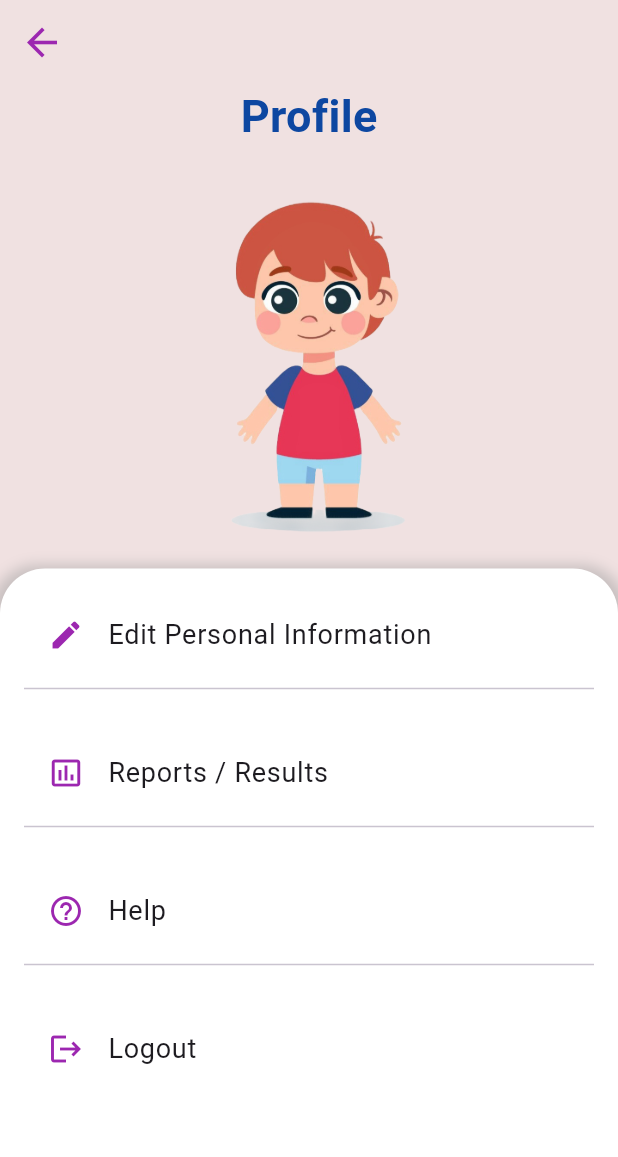
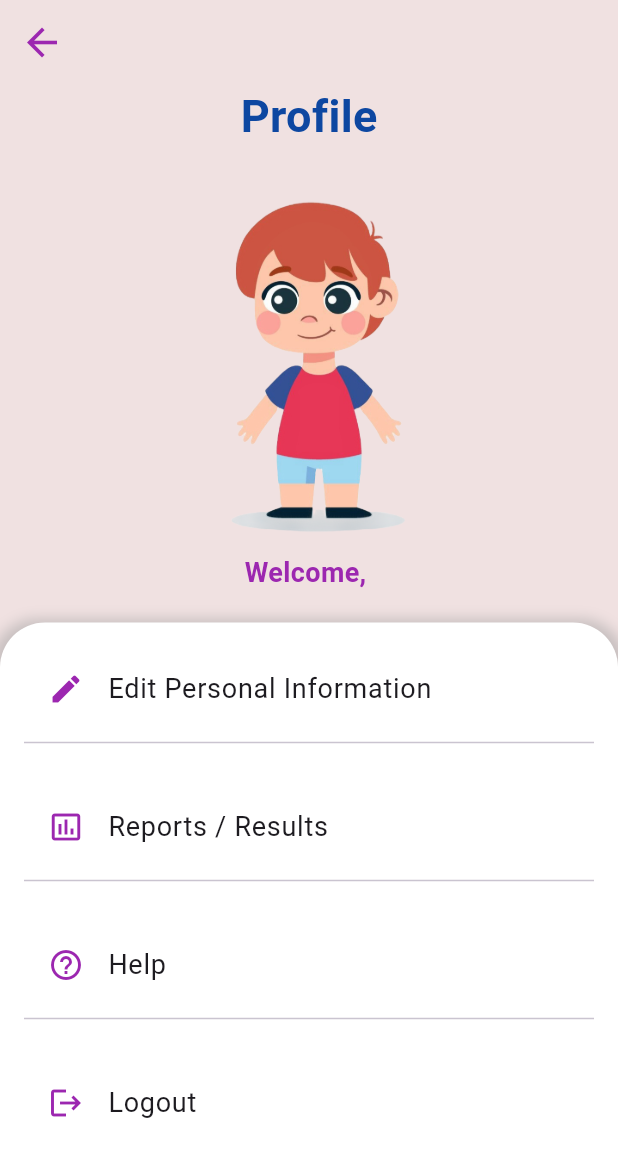
Before and after one commit to MinahilNaseer/DREAM, a Flutter app: the ProfilePage screen opened by its route, on a phone screen of 412 x 824 dp. Shown: the top 1157 px of the screen. Run offline on Flutter 3.47's test engine with Material 3 defaults, Android fonts, the phone set to English and light mode, and no system bars; our stand-ins replace cloud_firestore, firebase_auth, firebase_core; accounts and stored records are empty.

Commit message:
Change of Profile based on gender

```diff
--- a/lib/screens/profilepage.dart
+++ b/lib/screens/profilepage.dart
@@ -1,8 +1,52 @@
 import 'package:flutter/material.dart';
 import '../widgets/listwidgetprofile.dart';
 import 'package:firebase_auth/firebase_auth.dart';
-class ProfilePage extends StatelessWidget {
+import 'package:cloud_firestore/cloud_firestore.dart';
+
+class ProfilePage extends StatefulWidget {
   const ProfilePage({super.key});
+
+  @override
+  _ProfilePageState createState() => _ProfilePageState();
+}
+
+class _ProfilePageState extends State<ProfilePage> {
+  String _gender = 'Male'; // Default value
+  String _email = ''; // For storing user's email
+  bool _isLoading = true;
+
+  @override
+  void initState() {
+    super.initState();
+    _loadUserData();
+  }
+
+  Future<void> _loadUserData() async {
+    try {
+      // Fetch user data from Firestore
+      User? user = FirebaseAuth.instance.currentUser;
+      if (user != null) {
+        _email = user.email!.split('@')[0]; // Get user's email and remove the domain part
+
+        DocumentSnapshot<Map<String, dynamic>> userDoc = await FirebaseFirestore.instance
+            .collection('users') // Replace with your actual collection
+            .doc(user.uid) // Assuming user's UID is the document ID
+            .get();
+
+        if (userDoc.exists) {
+          setState(() {
+            _gender = userDoc.data()?['gender'] ?? 'Male'; // Get gender from Firestore
+            _isLoading = false; // Stop loading once data is fetched
+          });
+        }
+      }
+    } catch (e) {
+      print("Error fetching user data: $e");
+      setState(() {
+        _isLoading = false; // Stop loading even if there's an error
+      });
+    }
+  }
 
   @override
   Widget build(BuildContext context) {
@@ -18,24 +62,42 @@ class ProfilePage extends StatelessWidget {
         ),
       ),
       body: SafeArea(
-        child: Column(
+        child: _isLoading
+            ? const Center(child: CircularProgressIndicator()) // Show loading indicator while fetching data
+            : Column(
                 children: [
-            Text(
+                  const Text(
                     'Profile',
                     style: TextStyle(
                       fontWeight: FontWeight.bold,
                       fontSize: 30,
-              color: Color(0xFF0D47A1)
-            ),),
+                      color: Color(0xFF0D47A1),
+                    ),
+                  ),
                   // Upper Part with Profile Image
                   Container(
                     width: double.infinity,
                     padding: const EdgeInsets.all(20),
-              child: Image.asset(
-                'assets/images/boy-pic.png',
+                    child: Column(
+                      children: [
+                        Image.asset(
+                          _gender == 'Female'
+                              ? 'assets/images/girl-pic.png' // If gender is Female, load girl-pic
+                              : 'assets/images/boy-pic.png',  // If gender is Male or any other value, load boy-pic
                           height: 240,
                           width: 240,
                           fit: BoxFit.contain,
+                        ),
+                        const SizedBox(height: 10),
+                        Text(
+                          'Welcome, $_email', // Display "Welcome" with user's email (without domain)
+                          style: const TextStyle(
+                            fontSize: 18,
+                            fontWeight: FontWeight.bold,
+                            color: Colors.purple,
+                          ),
+                        ),
+                      ],
                     ),
                   ),
 
@@ -70,7 +132,7 @@ class ProfilePage extends StatelessWidget {
                             },
                           ),
                           const Divider(),
-                    SizedBox(height: 20,),
+                          const SizedBox(height: 20),
                           CustomListTile(
                             icon: Icons.insert_chart_outlined,
                             title: "Reports / Results",
@@ -79,7 +141,7 @@ class ProfilePage extends StatelessWidget {
                             },
                           ),
                           const Divider(),
-                    SizedBox(height: 20,),
+                          const SizedBox(height: 20),
                           CustomListTile(
                             icon: Icons.help_outline,
                             title: "Help",
@@ -88,7 +150,7 @@ class ProfilePage extends StatelessWidget {
                             },
                           ),
                           const Divider(),
-                    SizedBox(height: 20,),
+                          const SizedBox(height: 20),
                           CustomListTile(
                             icon: Icons.logout,
                             title: "Logout",
```
Lines whose indentation alone changed are shown as unchanged.
